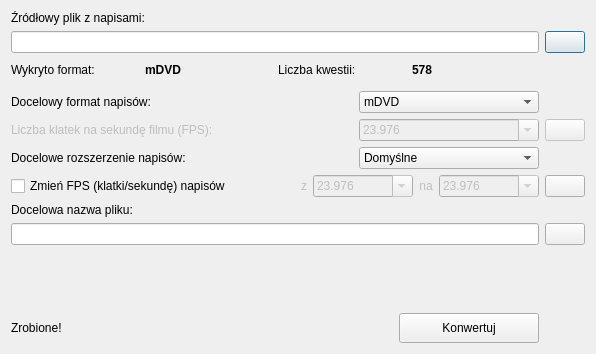
Qt form ui/frmconvert.ui (QNapi/qnapi) before a commit.
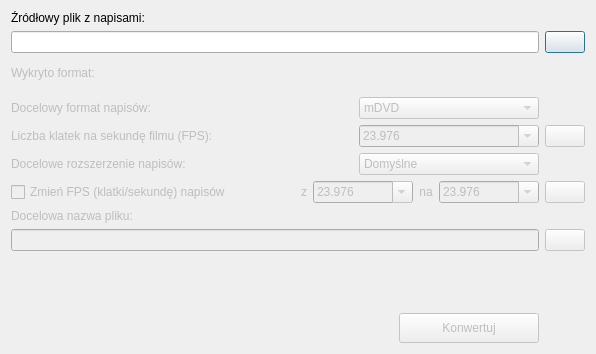
The same form after that commit. Icons and pictures are not drawn.

Commit message: frmconvert operational (wip)

```diff
--- a/ui/frmconvert.ui
+++ b/ui/frmconvert.ui
@@ -55,6 +55,9 @@
      </property>
      <item>
       <widget class="QLabel" name="lbDetectedFormat">
+       <property name="enabled">
+        <bool>false</bool>
+       </property>
        <property name="text">
         <string>Wykryto format:</string>
        </property>
@@ -69,29 +72,25 @@
         </font>
        </property>
        <property name="text">
-        <string>mDVD</string>
+        <string/>
        </property>
       </widget>
      </item>
      <item>
-      <widget class="QLabel" name="lbTotalQuestions">
-       <property name="text">
-        <string>Liczba kwestii:</string>
+      <spacer name="horizontalSpacer_6">
+       <property name="orientation">
+        <enum>Qt::Horizontal</enum>
        </property>
-      </widget>
-     </item>
-     <item>
-      <widget class="QLabel" name="lbTotalQuestionsValue">
-       <property name="font">
-        <font>
-         <weight>75</weight>
-         <bold>true</bold>
-        </font>
+       <property name="sizeType">
+        <enum>QSizePolicy::Fixed</enum>
        </property>
-       <property name="text">
-        <string>578</string>
+       <property name="sizeHint" stdset="0">
+        <size>
+         <width>280</width>
+         <height>20</height>
+        </size>
        </property>
-      </widget>
+      </spacer>
      </item>
     </layout>
    </item>
@@ -99,6 +98,9 @@
     <layout class="QHBoxLayout" name="horizontalLayout_5">
      <item>
       <widget class="QLabel" name="lbTargetFormat">
+       <property name="enabled">
+        <bool>false</bool>
+       </property>
        <property name="text">
         <string>Docelowy format napisów:</string>
        </property>
@@ -119,6 +121,9 @@
      </item>
      <item>
       <widget class="QComboBox" name="cbTargetFormat">
+       <property name="enabled">
+        <bool>false</bool>
+       </property>
        <property name="sizePolicy">
         <sizepolicy hsizetype="Fixed" vsizetype="Fixed">
          <horstretch>180</horstretch>
@@ -265,6 +270,9 @@
     <layout class="QHBoxLayout" name="horizontalLayout_4">
      <item>
       <widget class="QLabel" name="lbTargetExtension">
+       <property name="enabled">
+        <bool>false</bool>
+       </property>
        <property name="text">
         <string>Docelowe rozszerzenie napisów:</string>
        </property>
@@ -285,6 +293,9 @@
      </item>
      <item>
       <widget class="QComboBox" name="cbTargetExtension">
+       <property name="enabled">
+        <bool>false</bool>
+       </property>
        <property name="sizePolicy">
         <sizepolicy hsizetype="Fixed" vsizetype="Fixed">
          <horstretch>0</horstretch>
@@ -325,6 +336,9 @@
     <layout class="QHBoxLayout" name="horizontalLayout">
      <item>
       <widget class="QCheckBox" name="cbChangeFPS">
+       <property name="enabled">
+        <bool>false</bool>
+       </property>
        <property name="text">
         <string>Zmień FPS (klatki/sekundę) napisów</string>
        </property>
@@ -482,6 +496,9 @@
    </item>
    <item row="6" column="1">
     <widget class="QPushButton" name="pbTargetMovieFPSSelect">
+     <property name="enabled">
+      <bool>false</bool>
+     </property>
      <property name="toolTip">
       <string>Wykryj docelowy FPS z pliku</string>
      </property>
@@ -496,6 +513,9 @@
    </item>
    <item row="7" column="0">
     <widget class="QLabel" name="lbTargetFileName">
+     <property name="enabled">
+      <bool>false</bool>
+     </property>
      <property name="text">
       <string>Docelowa nazwa pliku:</string>
      </property>
@@ -503,6 +523,9 @@
    </item>
    <item row="8" column="0">
     <widget class="QLineEdit" name="leTargetFileName">
+     <property name="enabled">
+      <bool>false</bool>
+     </property>
      <property name="text">
       <string/>
      </property>
@@ -516,6 +539,9 @@
    </item>
    <item row="8" column="1">
     <widget class="QPushButton" name="pbTargetFileNameSelect">
+     <property name="enabled">
+      <bool>false</bool>
+     </property>
      <property name="text">
       <string/>
      </property>
@@ -540,13 +566,6 @@
    </item>
    <item row="10" column="0">
     <layout class="QHBoxLayout" name="horizontalLayout_3">
-     <item>
-      <widget class="QLabel" name="lbDone">
-       <property name="text">
-        <string>Zrobione!</string>
-       </property>
-      </widget>
-     </item>
      <item>
       <spacer name="horizontalSpacer">
        <property name="orientation">
@@ -562,6 +581,9 @@
      </item>
      <item>
       <widget class="QPushButton" name="pbConvert">
+       <property name="enabled">
+        <bool>false</bool>
+       </property>
        <property name="minimumSize">
         <size>
          <width>140</width>
```
Left out of the diff: 2 changed lines with no effect on the pictures. The commit also changes 2 other files.
